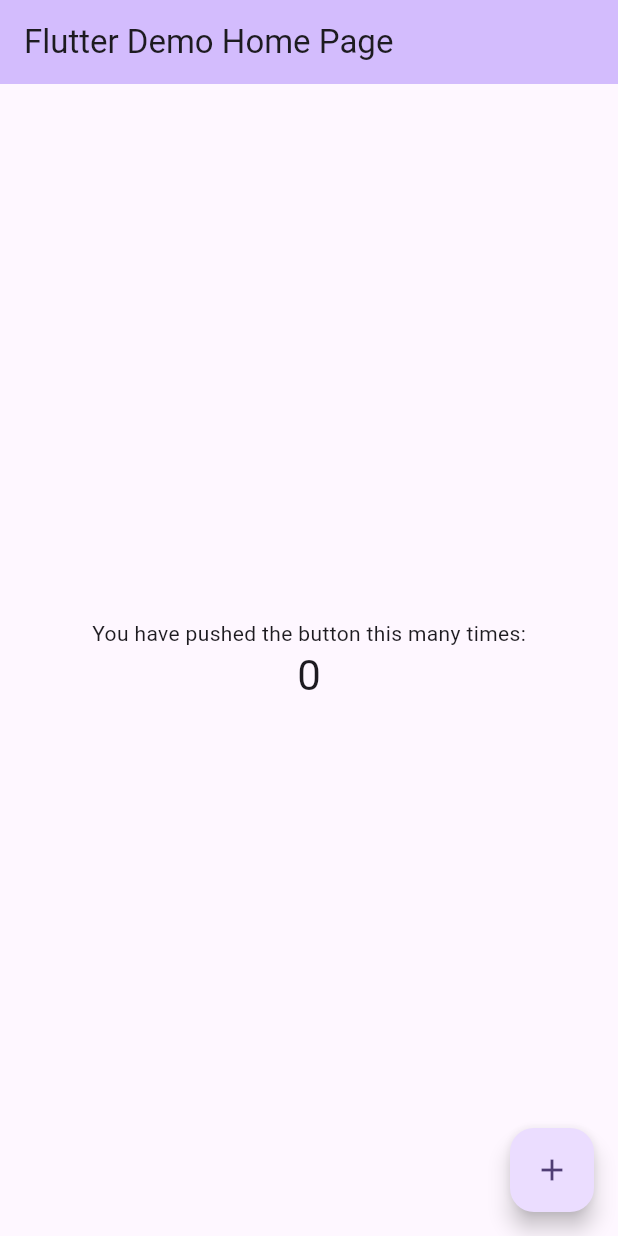
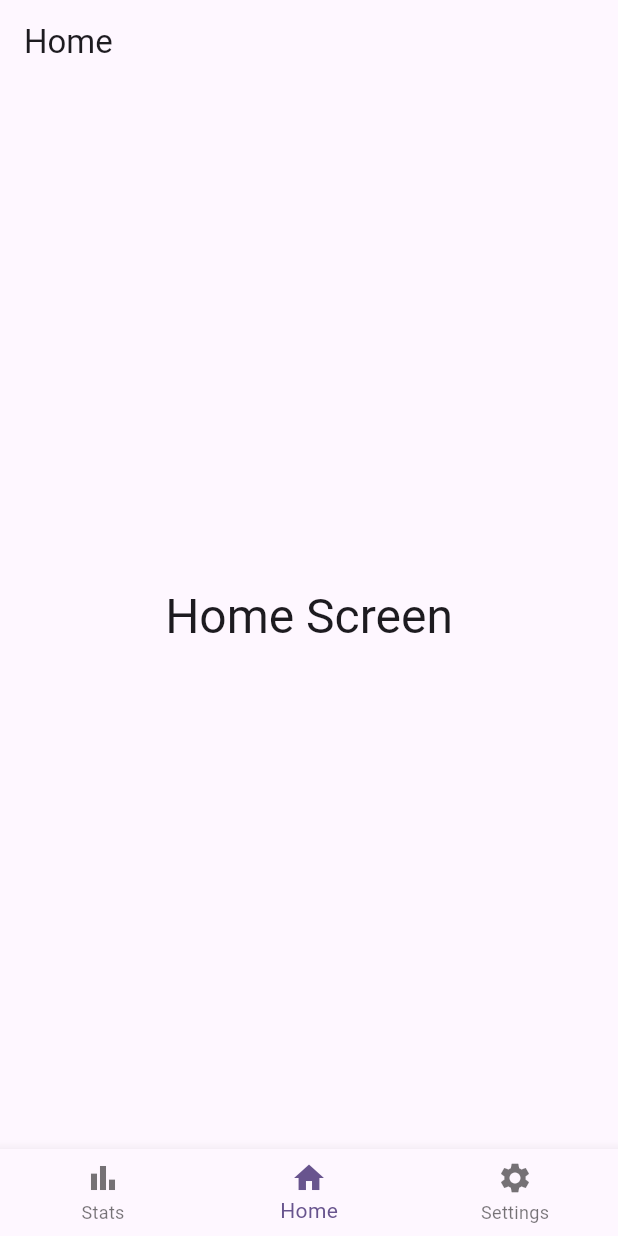
Before and after one commit to MaximeLeBesnerais/pay_track, a Flutter app: the screen it shows after launch, on a phone screen of 412 x 824 dp. Run offline on Flutter 3.47's test engine with Material 3 defaults, Android fonts, the phone set to English and light mode, and no system bars.

Commit message:
Add main navigation and screen structure for Home, Settings, and Stats

```diff
--- a/lib/main.dart
+++ b/lib/main.dart
@@ -1,4 +1,63 @@
 import 'package:flutter/material.dart';
+import 'package:pay_track/screens/home.dart';
+import 'package:pay_track/screens/settings.dart';
+import 'package:pay_track/screens/stats.dart';
+
+class _HomeHandler extends StatefulWidget {
+  const _HomeHandler();
+
+  @override
+  State<_HomeHandler> createState() => _HomeHandlerState();
+}
+
+class _HomeHandlerState extends State<_HomeHandler> {
+  int _selectedIndex = 1;
+
+  static final List<Widget> _widgetOptions = <Widget>[
+    StatsScreen(),
+    HomeScreen(),
+    SettingsScreen( )
+  ];
+
+  void _onItemTapped(int index) {
+    setState(() {
+      _selectedIndex = index;
+    });
+  }
+
+  @override
+  Widget build(BuildContext context) {
+    return Scaffold(
+      body: IndexedStack(
+        index: _selectedIndex,
+        children: _widgetOptions,
+      ),
+      bottomNavigationBar: BottomNavigationBar(
+        items: const <BottomNavigationBarItem>[
+          BottomNavigationBarItem(
+            icon: Icon(Icons.bar_chart),
+            label: 'Stats',
+          ),
+          BottomNavigationBarItem(
+            icon: Icon(Icons.home),
+            label: 'Home',
+          ),
+          BottomNavigationBarItem(
+            icon: Icon(Icons.settings),
+            label: 'Settings',
+          ),
+        ],
+        currentIndex: _selectedIndex,
+        onTap: _onItemTapped,
+      ),
+    );
+  }
+}
+
+
+
+
+
 
 void main() {
   runApp(const MyApp());
@@ -15,6 +74,13 @@ class MyApp extends StatelessWidget {
       theme: ThemeData(
         colorScheme: ColorScheme.fromSeed(seedColor: Colors.deepPurple),
       ),
+      darkTheme: ThemeData(
+        colorScheme: ColorScheme.fromSeed(
+          seedColor: Colors.deepPurple,
+          brightness: Brightness.dark,
+        ),
+      ),
+      themeMode: ThemeMode.system,
       home: const MyHomePage(title: 'Flutter Demo Home Page'),
     );
   }
@@ -29,38 +95,13 @@ class MyHomePage extends StatefulWidget {
 }
 
 class _MyHomePageState extends State<MyHomePage> {
-  int _counter = 0;
-
-  void _incrementCounter() {
-    setState(() {
-      _counter++;
-    });
-  }
 
   @override
   Widget build(BuildContext context) {
     return Scaffold(
-      appBar: AppBar(
-        backgroundColor: Theme.of(context).colorScheme.inversePrimary,
-        title: Text(widget.title),
-      ),
       body: Center(
-        child: Column(
-          mainAxisAlignment: MainAxisAlignment.center,
-          children: <Widget>[
-            const Text('You have pushed the button this many times:'),
-            Text(
-              '$_counter',
-              style: Theme.of(context).textTheme.headlineMedium,
-            ),
-          ],
+        child: _HomeHandler()
         ),
-      ),
-      floatingActionButton: FloatingActionButton(
-        onPressed: _incrementCounter,
-        tooltip: 'Increment',
-        child: const Icon(Icons.add),
-      ), // This trailing comma makes auto-formatting nicer for build methods.
     );
   }
 }
--- /dev/null
+++ b/lib/screens/home.dart
@@ -0,0 +1,25 @@
+import 'package:flutter/material.dart';
+
+class HomeScreen extends StatefulWidget {
+  const HomeScreen({super.key});
+
+  @override
+  State<HomeScreen> createState() => _HomeScreenState();
+}
+
+class _HomeScreenState extends State<HomeScreen> {
+  @override
+  Widget build(BuildContext context) {
+    return Scaffold(
+      appBar: AppBar(
+        title: const Text('Home'),
+      ),
+      body: Center(
+        child: Text(
+          'Home Screen',
+          style: Theme.of(context).textTheme.headlineLarge,
+        ),
+      ),
+    );
+  }
+}
```
Also changed, not shown: lib/screens/settings.dart (added, +25 -0 lines), lib/screens/stats.dart (added, +25 -0 lines).
